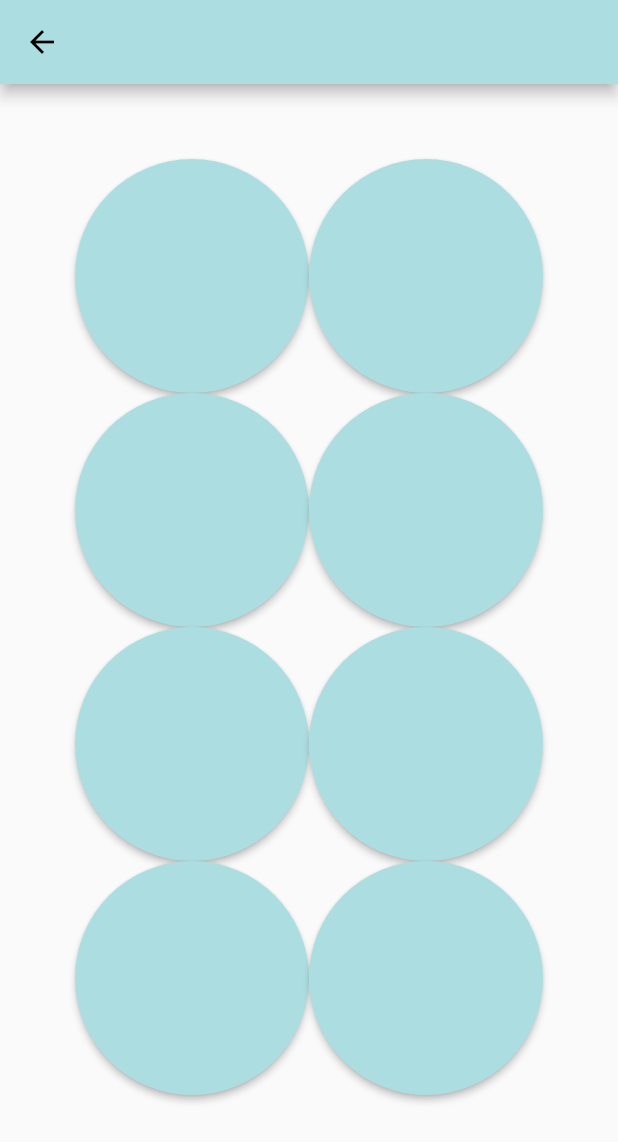
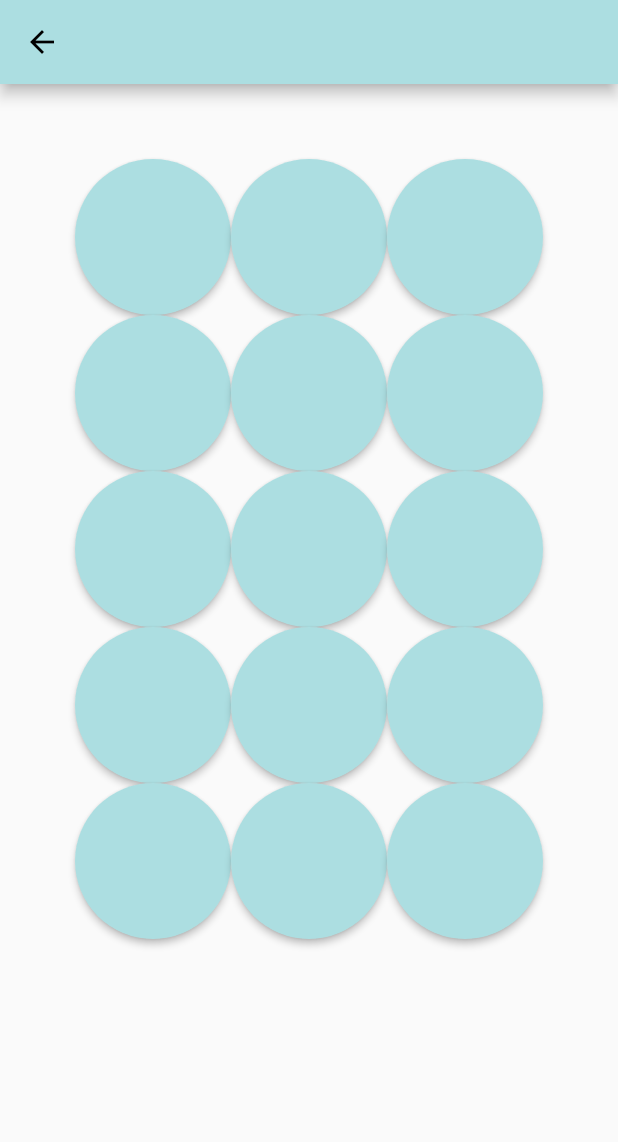
Before and after one commit to HospiPal/doctor-mobile-app, a Flutter app: the Patients screen opened by its route, on a phone screen of 412 x 824 dp. Shown: the top 1142 px of the screen. Run offline on Flutter 3.47's test engine with Material 2 defaults, Android fonts, the phone set to English and light mode, and no system bars.

Commit message:
Edited the number of patients per row for the patients feature.
Signed-off-by: Ethan Sawyer <ethan.b.sawyer@gmail.com>

```diff
--- a/lib/patients/ui/patients.dart
+++ b/lib/patients/ui/patients.dart
@@ -13,9 +13,9 @@ class _PatientsState extends State<Patients> {
       body: SafeArea(
         child: GridView.builder(
           padding: const EdgeInsets.all(50),
-          itemCount: 8,
+          itemCount: 15,
           gridDelegate:
-              SliverGridDelegateWithFixedCrossAxisCount(crossAxisCount: 2),
+              SliverGridDelegateWithFixedCrossAxisCount(crossAxisCount: 3),
           itemBuilder: (BuildContext context, int index) {
             return MaterialButton(
               padding: EdgeInsets.symmetric(vertical: 20.0, horizontal: 20.0),
```
